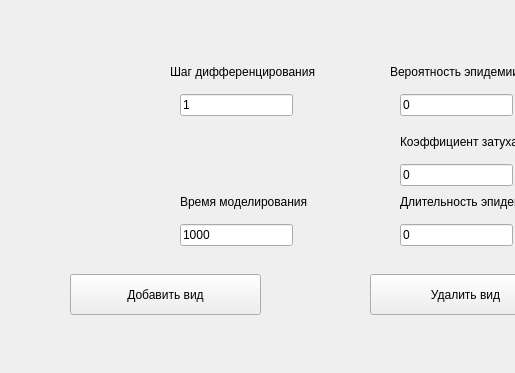
Before: the Qt Designer form interface.ui in DonMaxon/MathMod2, drawn with Qt 5; both pictures show x 0 to 515 and y 196 to 569 of the 1011 by 569 pixel window.
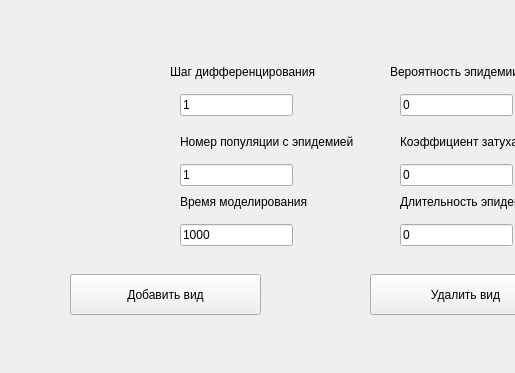
After: the same form once the commit is applied.

```diff
--- a/interface.ui
+++ b/interface.ui
@@ -335,6 +335,32 @@
      <string>0</string>
     </property>
    </widget>
+   <widget class="QLabel" name="label_10">
+    <property name="geometry">
+     <rect>
+      <x>180</x>
+      <y>330</y>
+      <width>191</width>
+      <height>16</height>
+     </rect>
+    </property>
+    <property name="text">
+     <string>Номер популяции с эпидемией</string>
+    </property>
+   </widget>
+   <widget class="QLineEdit" name="lineEdit_8">
+    <property name="geometry">
+     <rect>
+      <x>180</x>
+      <y>360</y>
+      <width>113</width>
+      <height>22</height>
+     </rect>
+    </property>
+    <property name="text">
+     <string>1</string>
+    </property>
+   </widget>
   </widget>
   <widget class="QMenuBar" name="menubar">
    <property name="geometry">
```
